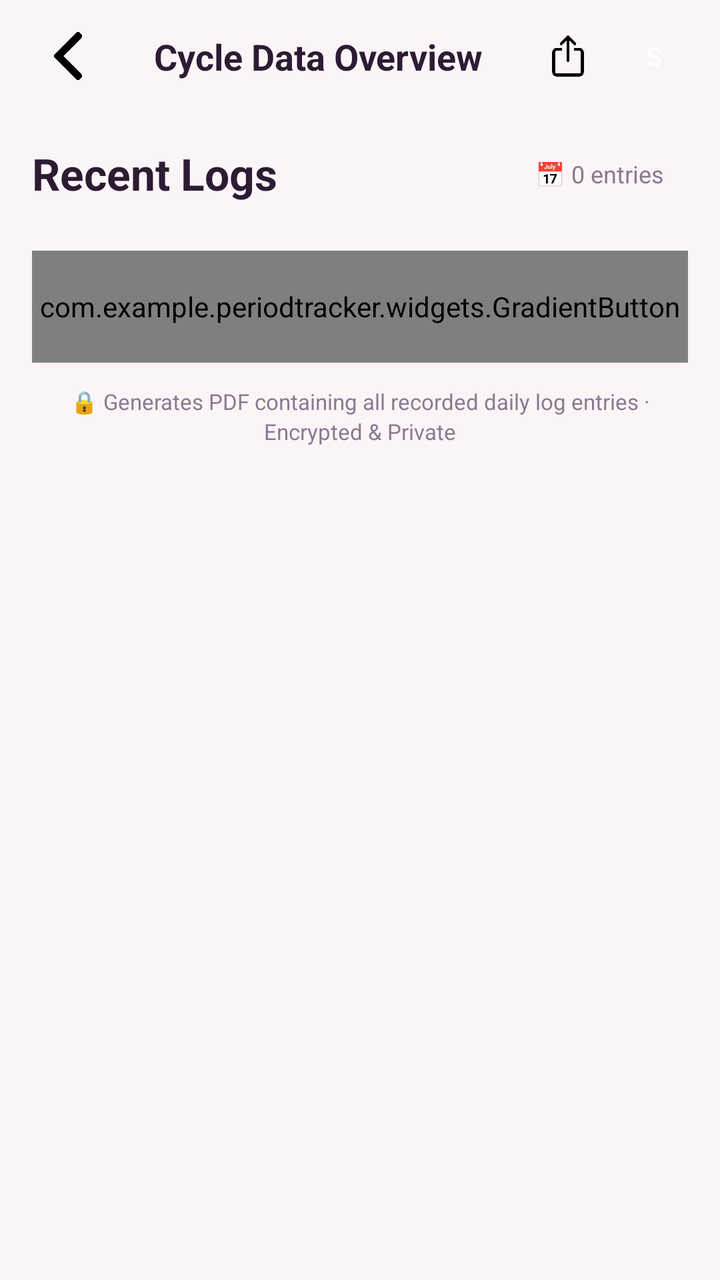
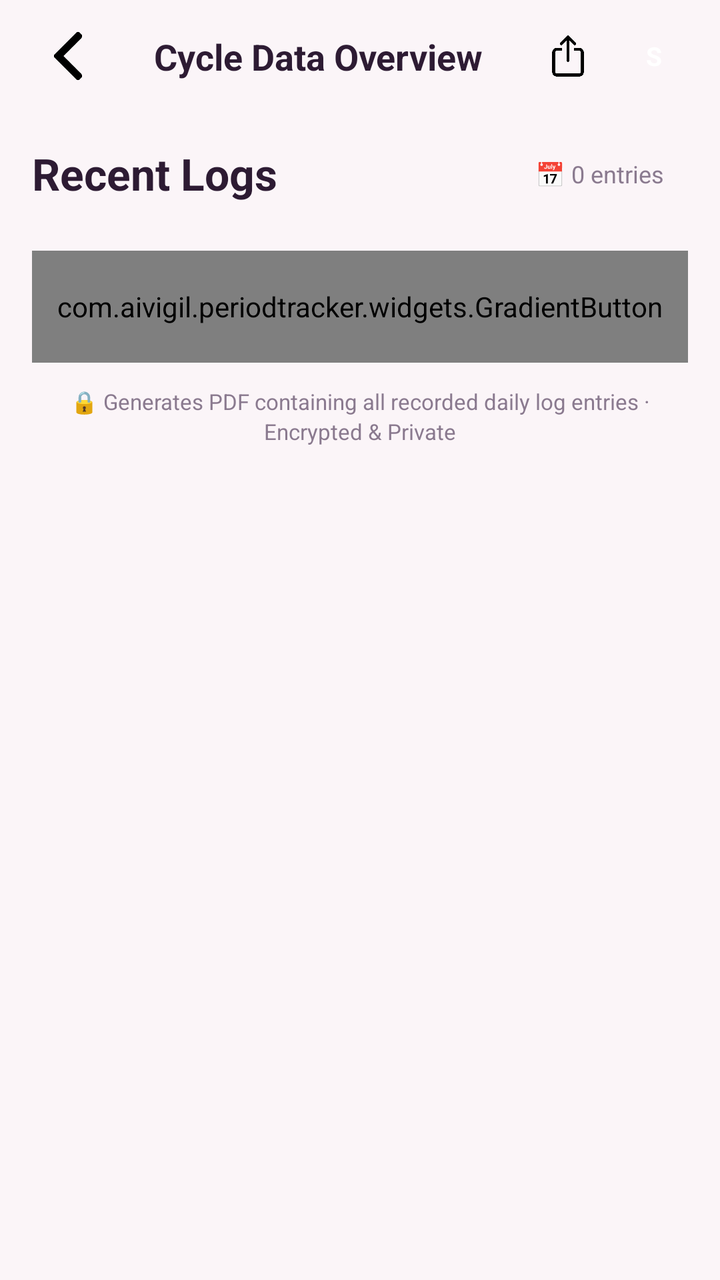

Before-and-after screenshots of an Android layout around one commit, followed by the original layout XML and the change that was made.
<!-- AndroidManifest.xml: application theme Theme.PeriodTracker -->
<!-- res/layout/fragment_cycle_data_overview.xml -->
<?xml version="1.0" encoding="utf-8"?>
<androidx.core.widget.NestedScrollView
    xmlns:android="http://schemas.android.com/apk/res/android"
    xmlns:app="http://schemas.android.com/apk/res-auto"
    android:layout_width="match_parent"
    android:layout_height="match_parent"
    android:background="#FBF5F8"
    android:fillViewport="true">

    <LinearLayout
        android:layout_width="match_parent"
        android:layout_height="wrap_content"
        android:orientation="vertical"
        android:paddingBottom="100dp">

        
        <androidx.constraintlayout.widget.ConstraintLayout
            android:layout_width="match_parent"
            android:layout_height="56dp"
            android:background="#FBF5F8"
            android:paddingHorizontal="16dp">

            <ImageView
                android:id="@+id/btnBack"
                android:layout_width="36dp"
                android:layout_height="36dp"
                android:padding="6dp"
                android:src="@drawable/ic_arrow_left"
                android:contentDescription="Back"
                app:layout_constraintStart_toStartOf="parent"
                app:layout_constraintTop_toTopOf="parent"
                app:layout_constraintBottom_toBottomOf="parent" />

            <TextView
                android:layout_width="0dp"
                android:layout_height="wrap_content"
                android:text="Cycle Data Overview"
                android:textSize="18sp"
                android:textStyle="bold"
                android:textColor="#2D1B33"
                android:gravity="center"
                app:layout_constraintStart_toEndOf="@id/btnBack"
                app:layout_constraintEnd_toStartOf="@id/btnExport"
                app:layout_constraintTop_toTopOf="parent"
                app:layout_constraintBottom_toBottomOf="parent" />

            <ImageView
                android:id="@+id/btnExport"
                android:layout_width="36dp"
                android:layout_height="36dp"
                android:padding="6dp"
                android:src="@drawable/ic_share"
                android:contentDescription="Export"
                app:layout_constraintEnd_toStartOf="@id/ivTopAvatar"
                app:layout_constraintTop_toTopOf="parent"
                app:layout_constraintBottom_toBottomOf="parent"
                android:layout_marginEnd="8dp" />

            <TextView
                android:id="@+id/ivTopAvatar"
                android:layout_width="34dp"
                android:layout_height="34dp"
                android:gravity="center"
                android:text="S"
                android:textSize="13sp"
                android:textStyle="bold"
                android:textColor="#FFFFFF"
                app:layout_constraintEnd_toEndOf="parent"
                app:layout_constraintTop_toTopOf="parent"
                app:layout_constraintBottom_toBottomOf="parent" />

        </androidx.constraintlayout.widget.ConstraintLayout>

        
        <androidx.constraintlayout.widget.ConstraintLayout
            android:layout_width="match_parent"
            android:layout_height="wrap_content"
            android:paddingHorizontal="16dp"
            android:paddingTop="16dp"
            android:paddingBottom="8dp">

            <TextView
                android:layout_width="wrap_content"
                android:layout_height="wrap_content"
                android:text="Recent Logs"
                android:textSize="22sp"
                android:textStyle="bold"
                android:textColor="#2D1B33"
                app:layout_constraintStart_toStartOf="parent"
                app:layout_constraintTop_toTopOf="parent"
                app:layout_constraintBottom_toBottomOf="parent" />

            <TextView
                android:id="@+id/tvEntryCount"
                android:layout_width="wrap_content"
                android:layout_height="wrap_content"
                android:text="📅 0 entries"
                android:textSize="12sp"
                android:textColor="#8A7A8F"
                android:paddingHorizontal="12dp"
                android:paddingVertical="5dp"
                app:layout_constraintEnd_toEndOf="parent"
                app:layout_constraintTop_toTopOf="parent"
                app:layout_constraintBottom_toBottomOf="parent" />

        </androidx.constraintlayout.widget.ConstraintLayout>

        
        <LinearLayout
            android:id="@+id/logEntriesList"
            android:layout_width="match_parent"
            android:layout_height="wrap_content"
            android:orientation="vertical"
            android:paddingHorizontal="16dp" />

        
        <androidx.constraintlayout.widget.ConstraintLayout
            android:layout_width="match_parent"
            android:layout_height="wrap_content"
            android:layout_marginTop="16dp"
            android:paddingHorizontal="16dp">

            <com.example.periodtracker.widgets.GradientButton
                android:id="@+id/btnExportPdf"
                android:layout_width="0dp"
                android:layout_height="56dp"
                android:text="📄  Export as PDF"
                app:layout_constraintStart_toStartOf="parent"
                app:layout_constraintEnd_toEndOf="parent"
                app:layout_constraintTop_toTopOf="parent" />

        </androidx.constraintlayout.widget.ConstraintLayout>

        
        <TextView
            android:layout_width="match_parent"
            android:layout_height="wrap_content"
            android:layout_marginTop="12dp"
            android:paddingHorizontal="24dp"
            android:text="🔒 Generates PDF containing all recorded daily log entries · Encrypted &amp; Private"
            android:textSize="11sp"
            android:textColor="#8A7A8F"
            android:gravity="center"
            android:lineSpacingExtra="2dp" />

    </LinearLayout>
</androidx.core.widget.NestedScrollView>
<!-- resources referenced by this layout -->
<resources>
  <!-- drawable ic_arrow_left: png bitmap (drawable, 2646 bytes) -->
  <!-- drawable ic_share: png bitmap (drawable, 6297 bytes) -->
  <style name="Theme.PeriodTracker" parent="Base.Theme.PeriodTracker" />
  <style name="Base.Theme.PeriodTracker" parent="Theme.Material3.DayNight.NoActionBar">
          
          <item name="android:windowTranslucentStatus">false</item>
          <item name="android:windowTranslucentNavigation">false</item>
      </style>
</resources>

<!-- the commit's change to res/layout/fragment_cycle_data_overview.xml (unified diff, before → after) -->
@@ -1,4 +1,4 @@
-<?xml version="1.0" encoding="utf-8"?>
+﻿<?xml version="1.0" encoding="utf-8"?>
 <androidx.core.widget.NestedScrollView
     xmlns:android="http://schemas.android.com/apk/res/android"
     xmlns:app="http://schemas.android.com/apk/res-auto"
@@ -120,7 +120,7 @@
             android:layout_marginTop="16dp"
             android:paddingHorizontal="16dp">
 
-            <com.example.periodtracker.widgets.GradientButton
+            <com.aivigil.periodtracker.widgets.GradientButton
                 android:id="@+id/btnExportPdf"
                 android:layout_width="0dp"
                 android:layout_height="56dp"
